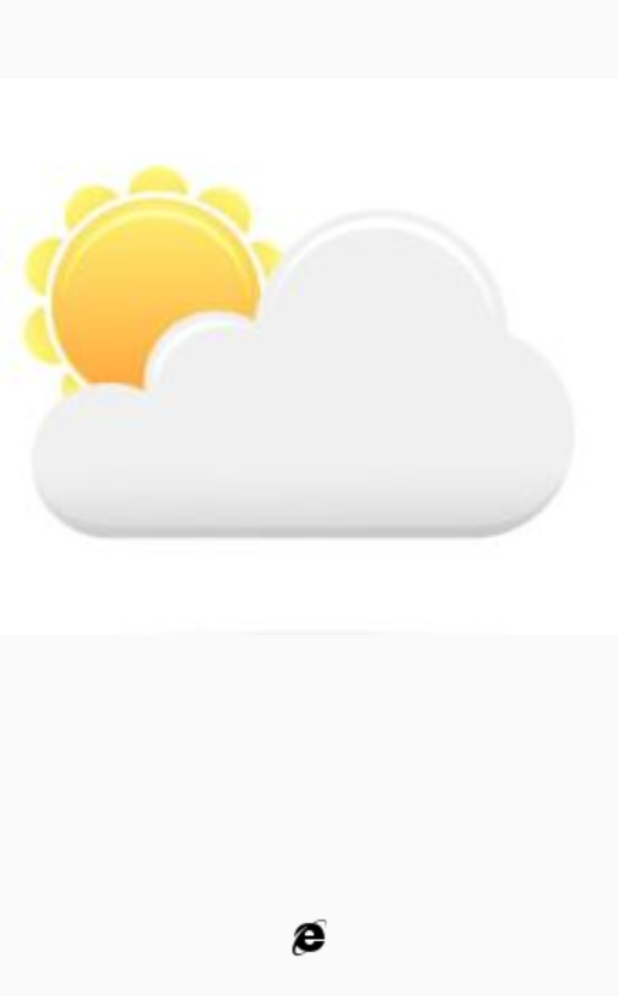
After one commit to mpolyakov/android_basic, an Android app: the layout fragment_fragment2.xml on its own in the app's theme, with its tools: preview values and no code run, on a phone screen of 412 x 824 dp. The commit adds this screen. Shown: the top 996 px of the screen. Run offline under Robolectric (Android 15) with nearby library versions, the phone set to English and light mode, and no system bars.

Commit message:
добавил использование фрагментов, в той степени, насколько это уместно для функционала программы

```diff
--- /dev/null
+++ b/hw1lesson1/app/src/main/res/layout/fragment_fragment2.xml
@@ -0,0 +1,32 @@
+<?xml version="1.0" encoding="utf-8"?>
+<LinearLayout xmlns:android="http://schemas.android.com/apk/res/android"
+    xmlns:app="http://schemas.android.com/apk/res-auto"
+    xmlns:tools="http://schemas.android.com/tools"
+    android:layout_width="match_parent"
+    android:layout_height="match_parent"
+    android:orientation="vertical"
+    tools:context="com.myapplication.myweather_copy.Fragment2">
+
+
+
+    <ImageView
+        android:layout_marginTop="50dp"
+        android:id="@+id/imageView"
+        android:layout_width="match_parent"
+        android:layout_height="0dp"
+        android:src="@drawable/cloudly"
+        android:layout_weight="1" />
+
+
+    <ImageView
+        android:id="@+id/imageViewThree"
+        android:layout_width="59dp"
+        android:layout_height="22dp"
+        android:layout_gravity="center_horizontal"
+        android:layout_weight="1"
+        android:contentDescription="сайт gismeteo.ru"
+        android:padding="15dp"
+        android:src="@drawable/ie24" />
+
+
+</LinearLayout>
```
Also changed, not shown: hw1lesson1/app/src/main/AndroidManifest.xml (+7 -3 lines), hw1lesson1/app/src/main/java/com/myapplication/myweather/ChangeCityActivity.java (+4 -4 lines), hw1lesson1/app/src/main/java/com/myapplication/myweather/Fragment2.java (added, +39 -0 lines), hw1lesson1/app/src/main/java/com/myapplication/myweather/MainActivity.java (+8 -9 lines), hw1lesson1/app/src/main/res/layout-land/activity_main.xml (added, +62 -0 lines), hw1lesson1/app/src/main/res/layout/activity_main.xml (+31 -45 lines), hw1lesson1/app/src/main/res/layout/change_city.xml (+0 -16 lines), hw1lesson1/app/src/main/res/values/strings.xml (+5 -2 lines), hw1lesson1/app/src/main/res/drawable/ie24.png (added), hw1lesson1/app/src/main/res/drawable/ie48.png (added).
